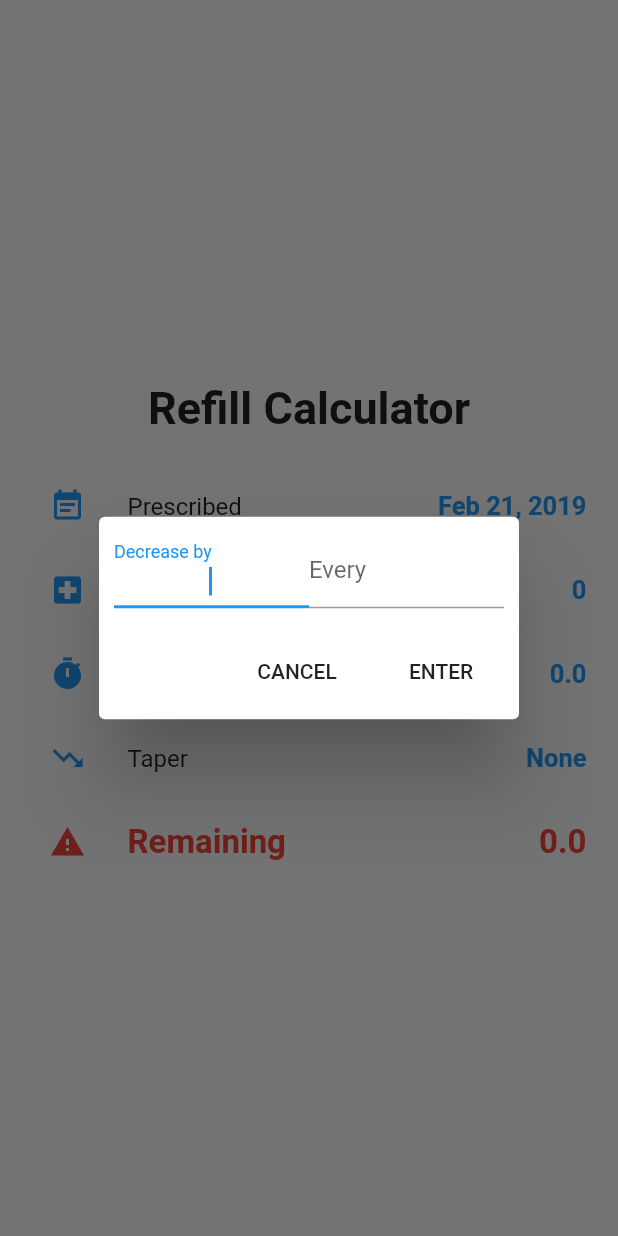
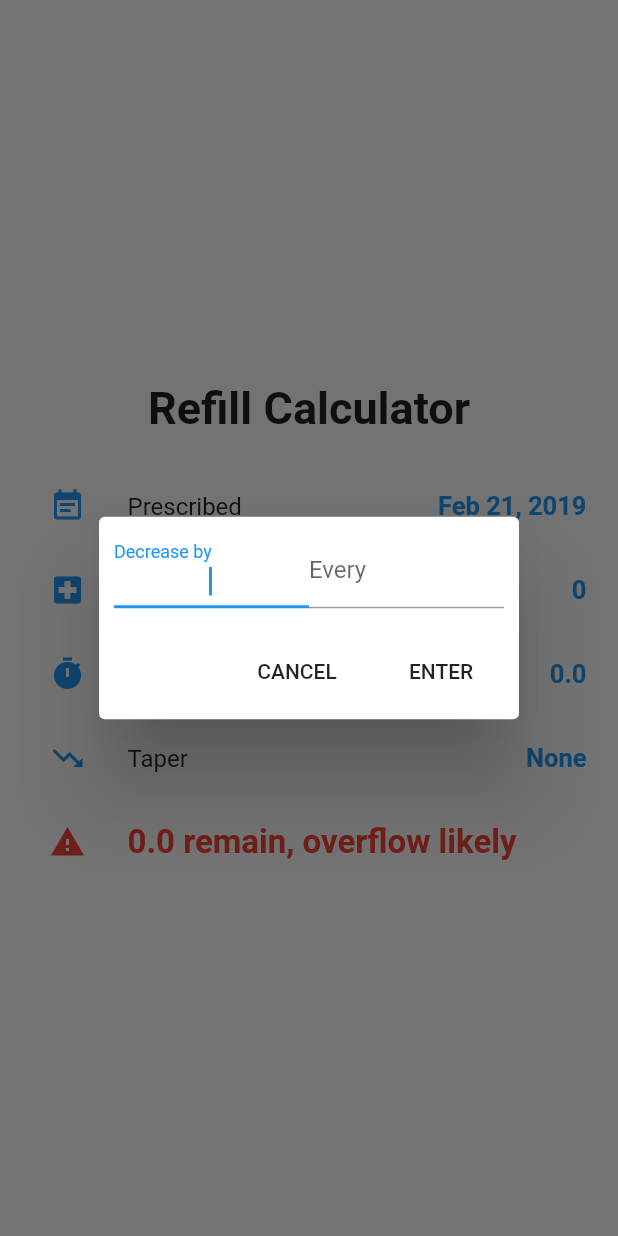
Before and after one commit to Zebbeni/refill_rx, a Flutter app: the screen it shows after launch, after a tap on "Taper", on a phone screen of 412 x 824 dp. Run offline on Flutter 3.47's test engine with Material 2 defaults, Android fonts, the phone set to English and light mode, and no system bars; our stand-ins replace charts_flutter; Roboto replaces fonts that are missing (Arial).

Commit message:
get all pieces together, not all synced up yet

```diff
--- a/lib/main.dart
+++ b/lib/main.dart
@@ -1,11 +1,32 @@
 import 'dart:async';
+import 'dart:math';
 
+import 'package:charts_flutter/flutter.dart' as charts;
 import 'package:intl/intl.dart';
 import 'package:flutter/material.dart';
+import 'package:flutter/services.dart';
 
+import 'package:refill_rx/chart.dart';
 import 'package:refill_rx/taper_duration_popup.dart';
 
-void main() => runApp(new MyApp());
+void main() {
+  SystemChrome.setPreferredOrientations([
+    DeviceOrientation.portraitUp,
+  ]);
+  runApp(new MyApp());
+}
+
+class TimelinePoint {
+  final DateTime time;
+  final double prescriptionRemaining;
+
+  TimelinePoint(this.time, this.prescriptionRemaining);
+
+  @override
+  String toString() {
+    return "${DateFormat.yMMMd("en_US").format(time)}: $prescriptionRemaining";
+  }
+}
 
 class MyApp extends StatelessWidget {
   // This widget is the root of your application.
@@ -34,13 +55,78 @@ class MyHomePage extends StatefulWidget {
 
 class _MyHomePageState extends State<MyHomePage> {
   DateTime _datePrescribed = new DateTime.now();
+  DateTime _dateEmpty;
   int _numberPrescribed = 0;
+  double _currentRemaining = 0;
   double _dosePerDay = 0.0;
-  Taper _taper = new Taper(0, 0);
+  Taper _taper = new Taper(1, 0);
+  DateTime _today = new DateTime(
+      new DateTime.now().year,
+      new DateTime.now().month,
+      new DateTime.now().day,
+  );
+
+  /// Create one series with sample hard coded data.
+  List<charts.Series<TimelinePoint, DateTime>> _calcTimelineData() {
+    final timelinePoints = new List<TimelinePoint>();
+    DateTime _date = _datePrescribed;
+
+    double _rateOfDecrease = _dosePerDay;
+    double _prescriptionRemaining = _numberPrescribed.toDouble();
+    int _daysUntilRateChange = _taper.days;
+
+    _dateEmpty = null; // reset dateEmpty to null
+
+    while(_prescriptionRemaining > 0 && _rateOfDecrease > 0) {
+      timelinePoints.add(new TimelinePoint(_date, _prescriptionRemaining));
+      _prescriptionRemaining = max(_prescriptionRemaining - _rateOfDecrease, 0);
+      _date = _date.add(new Duration(days: 1));
+      _daysUntilRateChange--;
+      if (_daysUntilRateChange == 0) {
+        _rateOfDecrease = max(_rateOfDecrease - _taper.amount, 0);
+        _daysUntilRateChange = _taper.days;
+      }
+      if (_date.isAtSameMomentAs(_today)) {
+        _currentRemaining = _prescriptionRemaining;
+      }
+    }
+
+    timelinePoints.add(new TimelinePoint(_date, _prescriptionRemaining));
+
+    if (_prescriptionRemaining == 0) {
+      _dateEmpty = _date;
+    }
+
+    if (_date.isBefore(_today)) {
+      timelinePoints.add(new TimelinePoint(_today, _prescriptionRemaining));
+      _currentRemaining = _prescriptionRemaining;
+    }
+
+      return [
+        new charts.Series<TimelinePoint, DateTime>(
+          id: 'PrescriptionTimeline',
+          colorFn: (_, __) => charts.MaterialPalette.blue.shadeDefault,
+          domainFn: (TimelinePoint point, _) => point.time,
+          measureFn: (TimelinePoint point, _) => point.prescriptionRemaining,
+          data: timelinePoints,
+        )];
+  }
+
+  String _resultText() {
+    if (_dateEmpty != null) {
+      if (_dateEmpty.isAfter(_today)) {
+        return "${_dateEmpty.difference(_today).inDays} Days Left";
+      } else {
+        return "${_today.difference(_dateEmpty).inDays} Days Overdue";
+      }
+    } else {
+      return "${_currentRemaining} remain, overflow likely";
+    }
+  }
 
   TextStyle _resultStyle() {
     return TextStyle(
-      color: _numberRemaining() > 0 ? Colors.green : Colors.red,
+      color: _currentRemaining > 0 ? Colors.green : Colors.red,
       fontWeight: FontWeight.bold,
       fontSize: 22.0,
     );
@@ -54,13 +140,8 @@ class _MyHomePageState extends State<MyHomePage> {
     );
   }
 
-  double _numberRemaining() {
-    int daysPassed = new DateTime.now().difference(_datePrescribed).inDays;
-    return _numberPrescribed - (daysPassed * _dosePerDay);
-  }
-
   String _dateString(DateTime dateTime) {
-    return DateFormat.yMMMd("en_US").format(_datePrescribed);
+    return DateFormat.yMMMd("en_US").format(dateTime);
   }
 
   String _taperString() {
@@ -70,12 +151,14 @@ class _MyHomePageState extends State<MyHomePage> {
     return '-${_taper.amount} every ${_taper.days} days';
   }
 
+  bool _canGraph() => _dosePerDay > 0 && _numberPrescribed > 0.0;
+
   Future<Null> _selectDate(BuildContext context) async {
     final DateTime picked = await showDatePicker(
       context: context,
       initialDate: _datePrescribed,
-      firstDate: new DateTime(new DateTime.now().year - 1),
-      lastDate: new DateTime(new DateTime.now().year + 1),
+      firstDate: new DateTime(_today.year - 1),
+      lastDate: new DateTime(_today.year + 1),
       selectableDayPredicate: (DateTime val) => val.isBefore(new DateTime.now()),
     );
 
@@ -123,7 +206,7 @@ class _MyHomePageState extends State<MyHomePage> {
       ),
     );
 
-    if (entered && selected != null && selected != _numberPrescribed) {
+    if (entered == true && selected != null && selected != _numberPrescribed) {
       setState(() {
         _numberPrescribed = selected;
       });
@@ -205,22 +288,22 @@ class _MyHomePageState extends State<MyHomePage> {
                         color: Colors.blue,
                       ),
                       tooltip: 'Select Date',
-                      onPressed: () => _selectDate(context),
+                      onPressed: () => {},
                     ),
                     trailing: Text(_dateString(_datePrescribed), style: _inputStyle(),)
                   ),
                   Container(
                     child: ListTile(
                       title: Text('Total Pills'),
+                      onTap: () => _selectPrescribed(context),
                       trailing: Text('$_numberPrescribed', style: _inputStyle(),),
-                      onTap: () => _selectPrescribed(context),
                       leading: IconButton(
                         icon: Icon(
                           Icons.local_hospital,
                           color: Colors.blue,
                         ),
+                        onPressed: () => {},
                         tooltip: 'Select Total Pills Prescribed',
-                        onPressed: () => _selectPrescribed(context),
                       ),
                     ),
                   ),
@@ -262,16 +345,21 @@ class _MyHomePageState extends State<MyHomePage> {
                     ),
                   ),
                   ListTile(
-                    title: Text('Remaining', style: _resultStyle()),
-                    trailing: Text('${_numberRemaining()}', style: _resultStyle()),
+                    title: Text(_resultText(), style: _resultStyle()),
+//                    trailing: Text('${_currentRemaining}', style: _resultStyle()),
                     leading: IconButton(
                       icon: Icon(
-                        _numberRemaining() > 0 ? Icons.check_circle : Icons.warning,
-                        color: _numberRemaining() > 0 ? Colors.green : Colors.red,
+                        _currentRemaining > 0 ? Icons.check_circle : Icons.warning,
+                        color: _currentRemaining > 0 ? Colors.green : Colors.red,
                       ),
+                      onPressed: () => {},
                       tooltip: 'Remaining',
                     ),
                   ),
+                  _canGraph() ? new SimpleTimeSeriesChart(
+                      _calcTimelineData(),
+                      _today,
+                  ): new Center(),
                 ],
               ),
             ),
--- a/lib/taper_duration_popup.dart
+++ b/lib/taper_duration_popup.dart
@@ -17,7 +17,7 @@ Future<Taper> selectTaper(BuildContext context, Taper currentTaper) async {
   TextEditingController daysController = new TextEditingController();
 
   void _setAmount() => selected.amount = double.tryParse(amountController.text) ?? 0.0;
-  void _setDays() => selected.days = int.tryParse(daysController.text) ?? 0;
+  void _setDays() => selected.days = int.tryParse(daysController.text) ?? 1;
 
   amountController.addListener(_setAmount);
   amountController.addListener(_setDays);
@@ -34,9 +34,8 @@ Future<Taper> selectTaper(BuildContext context, Taper currentTaper) async {
               controller: amountController,
               decoration: new InputDecoration(
                   labelText: 'Decrease by',
-                isDense: true,
+                  isDense: true,
               ),
-              initialValue: '${currentTaper.amount}',
               keyboardType: TextInputType.numberWithOptions(decimal: true),
               textAlign: TextAlign.center,
             ),
@@ -50,7 +49,6 @@ Future<Taper> selectTaper(BuildContext context, Taper currentTaper) async {
                   suffixText: 'day(s)',
                 isDense: true,
               ),
-              initialValue: '${currentTaper.days != null}',
               keyboardType: TextInputType.numberWithOptions(),
               textAlign: TextAlign.center,
             ),
--- a/pubspec.yaml
+++ b/pubspec.yaml
@@ -11,6 +11,7 @@ dependencies:
   intl: ^0.15.1
   duration: ^2.0.0
   flutter_calendar: ^0.0.1
+  charts_flutter: ^0.5.0
 
 dev_dependencies:
   flutter_test:
```
Also changed, not shown: lib/chart.dart (added, +40 -0 lines), pubspec.lock.
